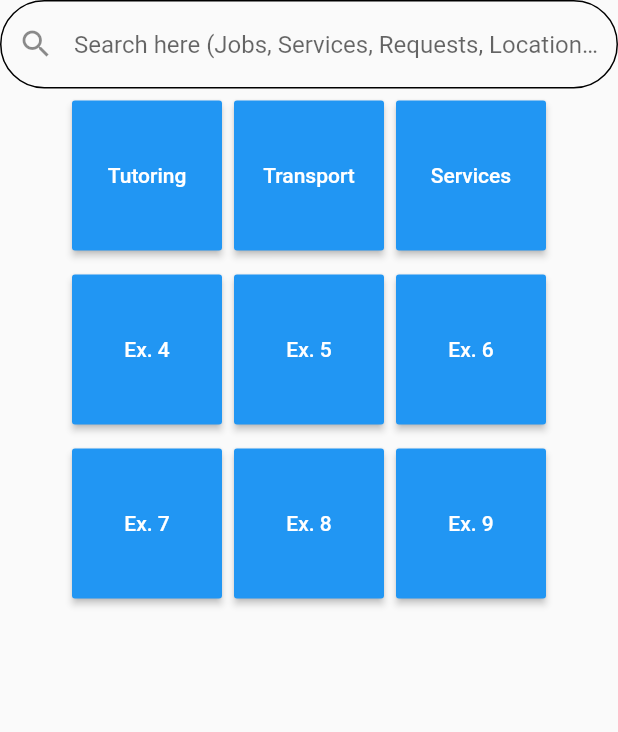
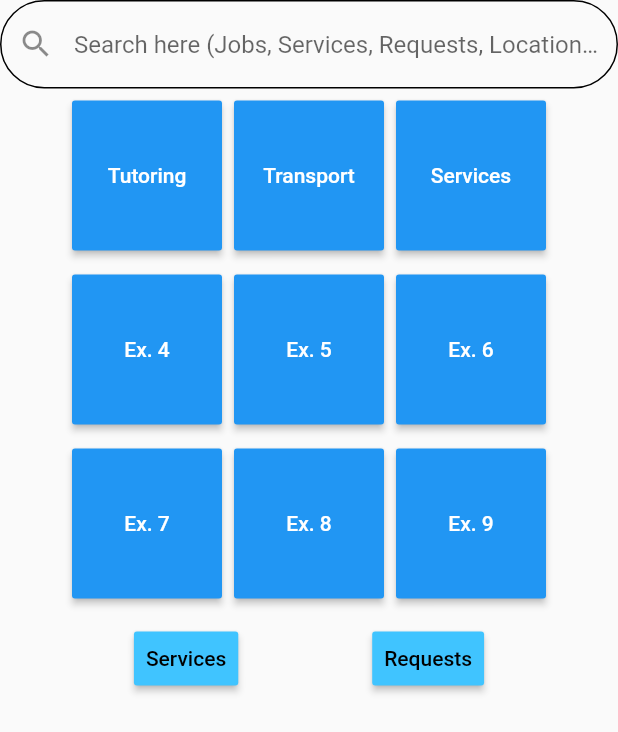
Before and after one commit to CSE-Courses/course-project-5braincells, a Flutter app: the HomeScreen screen opened directly, on a phone screen of 412 x 824 dp. Shown: the top 732 px of the screen. Run offline on Flutter 3.47's test engine with Material 2 defaults, Android fonts, the phone set to English and light mode, and no system bars.

Commit message:
Refactored names of dart files to follow standard naming conventions. Also added basic functionality to home page including redirects for Service Lists and Request Lists

```diff
--- a/cse442_App/lib/forgot_pass_email.dart
+++ b/cse442_App/lib/forgot_pass_email.dart
@@ -1,7 +1,7 @@
 import 'package:flutter/material.dart';
 import 'home_screen.dart';
 import 'main.dart';
-import 'Login_page.dart';
+import 'Login_Page.dart';
 import 'signup.dart';
 
 class Forgot extends StatelessWidget {
--- a/cse442_App/lib/home_screen.dart
+++ b/cse442_App/lib/home_screen.dart
@@ -1,4 +1,6 @@
 import 'package:flutter/material.dart';
+import 'service_list.dart';
+import 'request_list.dart';
 
 class HomeScreen extends StatefulWidget {
   @override
@@ -95,6 +97,29 @@ class HomeScreenState extends State<HomeScreen> {
           ),
         ],
       ),
+      Container(
+        child: ButtonBar(
+          alignment: MainAxisAlignment.spaceEvenly,
+          children: <Widget>[
+            RaisedButton(
+              color: Colors.lightBlueAccent,
+              child: Text("Services"),
+              onPressed: () {
+                Navigator.push(context,
+                    MaterialPageRoute(builder: (context) => ServiceList()));
+              },
+            ),
+            RaisedButton(
+              color: Colors.lightBlueAccent,
+              child: Text("Requests"),
+              onPressed: () {
+                Navigator.push(context,
+                    MaterialPageRoute(builder: (context) => RequestList()));
+              },
+            ),
+          ],
+        ),
+      ),
     ]));
   }
 }
--- a/cse442_App/lib/login_or_signup.dart
+++ b/cse442_App/lib/login_or_signup.dart
@@ -1,7 +1,7 @@
 import 'package:flutter/material.dart';
 import 'home_screen.dart';
 import 'main.dart';
-import 'Login_page.dart';
+import 'login_page.dart';
 import 'signup.dart';
 
 class Home extends StatelessWidget {
--- a/cse442_App/lib/main.dart
+++ b/cse442_App/lib/main.dart
@@ -1,7 +1,7 @@
 import 'dart:ui';
 
 import 'home_screen.dart';
-import 'Login_page.dart';
+import 'Login_Page.dart';
 import 'package:flutter/material.dart';
 import 'login_or_signup.dart';
 import 'Profile_Screen.dart';
```
Also changed, not shown: cse442_App/lib/request_list.dart (added, +21 -0 lines), cse442_App/lib/service_list.dart (added, +26 -0 lines), cse442_App/pubspec.lock.
